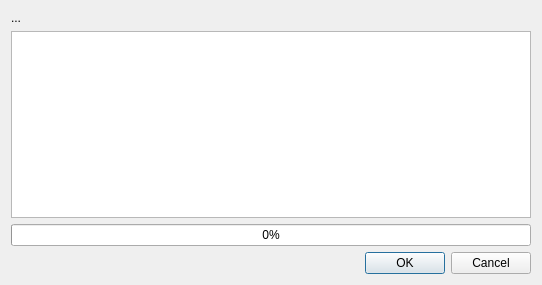
Qt form main/app/win/uiDialogDl.ui (marcosvicente/BaixeAssista) before a commit.
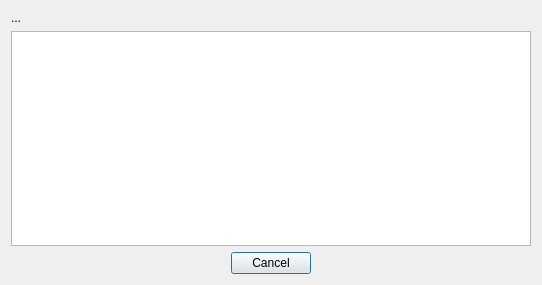
The same form after that commit. Icons and pictures are not drawn.

Commit message: modificando estilo do diálogo de inicialização.

```diff
--- a/main/app/win/uiDialogDl.ui
+++ b/main/app/win/uiDialogDl.ui
@@ -34,20 +34,16 @@
    <item>
     <widget class="QTextEdit" name="siteResponse"/>
    </item>
-   <item>
-    <widget class="QProgressBar" name="progressBar">
-     <property name="value">
-      <number>0</number>
-     </property>
-    </widget>
-   </item>
    <item>
     <widget class="QDialogButtonBox" name="buttonBox">
      <property name="orientation">
       <enum>Qt::Horizontal</enum>
      </property>
      <property name="standardButtons">
-      <set>QDialogButtonBox::Cancel|QDialogButtonBox::Ok</set>
+      <set>QDialogButtonBox::Cancel</set>
+     </property>
+     <property name="centerButtons">
+      <bool>true</bool>
      </property>
     </widget>
    </item>
```
The commit also changes 2 other files.
